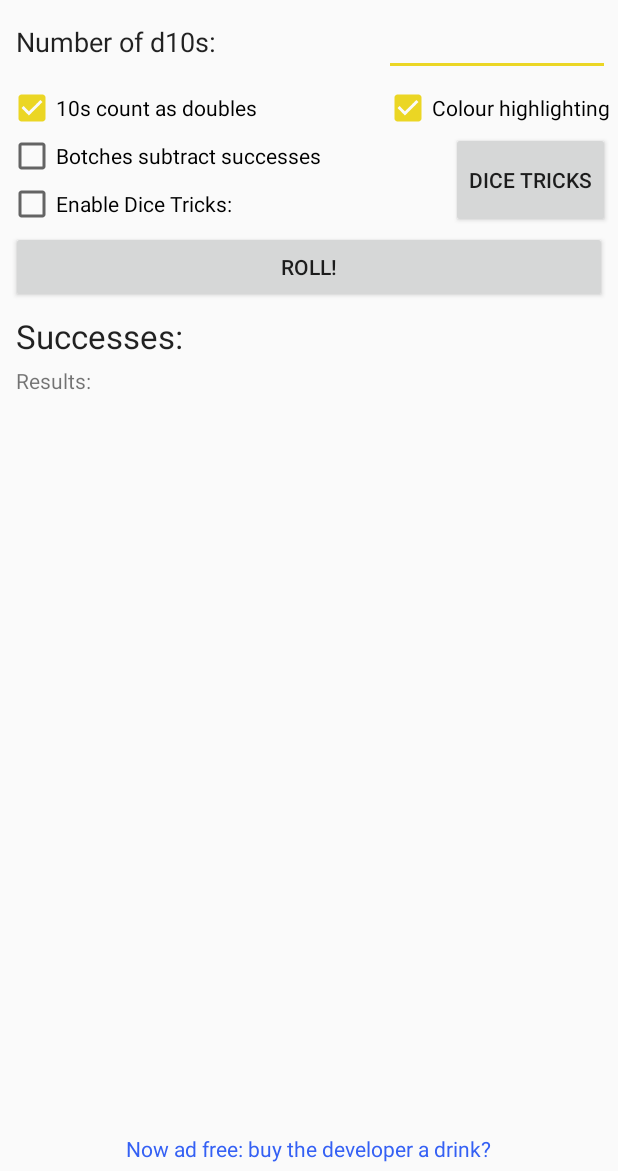
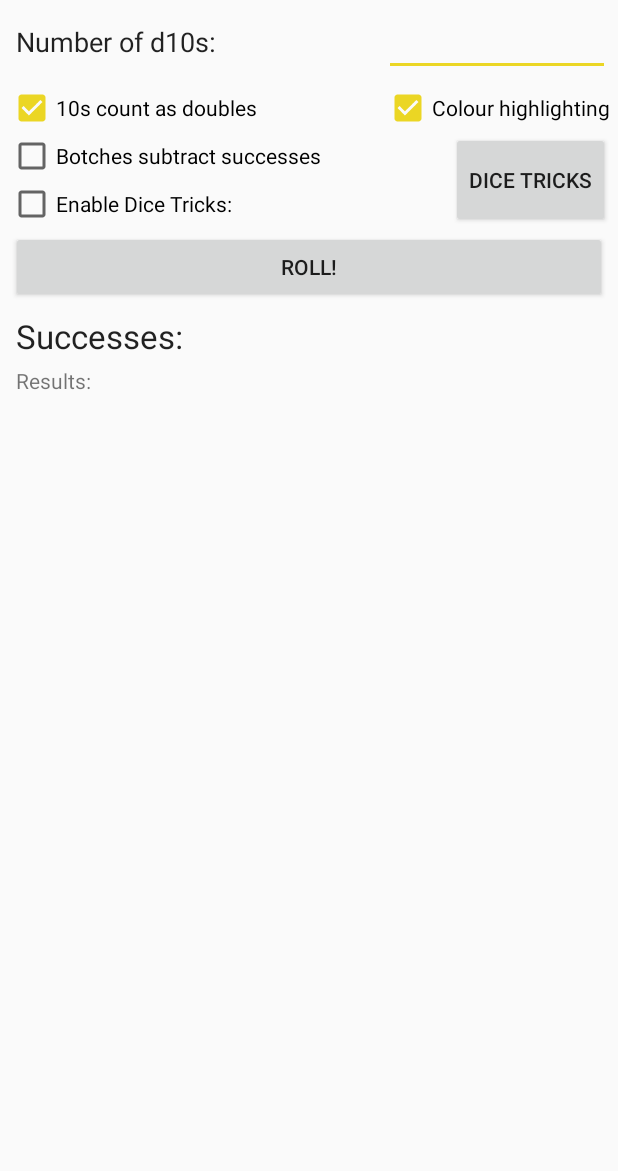
Before and after one commit to hokaze/Resplendent-Exalted-Dice-Roller, an Android app: the screen it shows after launch (MainActivity), on a phone screen of 412 x 824 dp, the part 65-1236 px from its top. Run offline under Robolectric (Android 15) with nearby library versions, the phone set to English and light mode, and no system bars.

Commit message:
Updated various libraries and removed donation button to comply with Google Play Store policy

```diff
--- a/app/src/main/java/com/hokaze/exaltedroller/MainActivity.java
+++ b/app/src/main/java/com/hokaze/exaltedroller/MainActivity.java
@@ -72,16 +72,6 @@ public class MainActivity extends AppCompatActivity {
         checkTens=(CheckBox)findViewById(R.id.doubleTens);
         checkBotches=(CheckBox)findViewById(R.id.botchesSubtract);
         checkEx3=(CheckBox)findViewById(R.id.enableEx3);
-
-        // Instead of ads, people can now donate to me by "buying me a drink"
-        bBuyDrink=(Button)findViewById(R.id.buyDrinkButton);
-        bBuyDrink.setOnClickListener(new View.OnClickListener() {
-            public void onClick(View v) {
-                Intent donateLink = new Intent(android.content.Intent.ACTION_VIEW);
-                donateLink.setData(Uri.parse(getString(R.string.buydrink_link)));
-                startActivity(donateLink);
-            }
-        });
 
         // Highlights all text for fast deletion when you select the d10 text box
         etDice.setOnClickListener(new View.OnClickListener() {
--- a/app/src/main/res/layout/activity_main.xml
+++ b/app/src/main/res/layout/activity_main.xml
@@ -26,7 +26,6 @@
     <ScrollView
         android:layout_width="match_parent"
         android:layout_height="match_parent"
-        android:layout_above="@+id/buyDrinkButton"
         android:layout_below="@+id/title">
 
         <RelativeLayout
@@ -170,21 +169,4 @@
 
     </ScrollView>
 
-    <Button
-        android:id="@+id/buyDrinkButton"
-        style="@style/Widget.AppCompat.Button.Borderless"
-        android:layout_width="wrap_content"
-        android:layout_height="wrap_content"
-        android:layout_alignParentBottom="true"
-        android:layout_centerHorizontal="true"
-        android:layout_centerInParent="false"
-        android:layout_centerVertical="false"
-        android:layout_margin="0dp"
-        android:minHeight="0dp"
-        android:minWidth="0dp"
-        android:padding="0dp"
-        android:text="@string/buydrink"
-        android:textAppearance="@style/TextAppearance.AppCompat.Small"
-        android:textColor="@color/html_link" />
-
 </RelativeLayout>
--- a/build.gradle
+++ b/build.gradle
@@ -9,12 +9,12 @@ buildscript {
         }
     }
     dependencies {
-        classpath 'com.android.tools.build:gradle:3.1.1'
+        classpath 'com.android.tools.build:gradle:3.2.0'
 
         // NOTE: Do not place your application dependencies here; they belong
         // in the individual module build.gradle files
         classpath 'com.google.gms:google-services:3.2.0'
-        classpath 'io.fabric.tools:gradle:1.25.1'
+        classpath 'io.fabric.tools:gradle:1.26.1'
     }
 }
 
```
Also changed, not shown: app/build.gradle (+10 -10 lines), gradle/wrapper/gradle-wrapper.properties, 2 other files.
